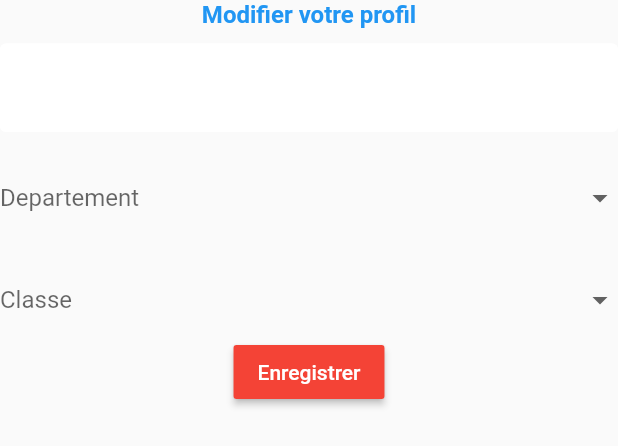
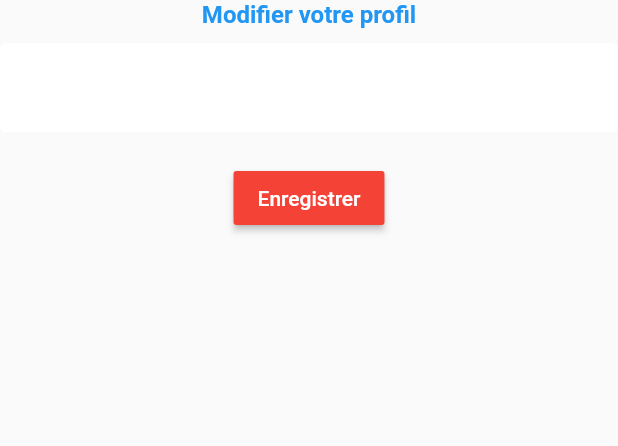
Before and after one commit to Diewrine/Projet_trans_dic2, a Flutter app: the EditEtudiantOwnForm widget shown alone on an empty page, opened directly with empty values, on a phone screen of 412 x 824 dp. Shown: the top 446 px of the screen. Run offline on Flutter 3.47's test engine with Material 2 defaults, Android fonts, the phone set to English and light mode, and no system bars; our stand-ins replace cloud_firestore, firebase_auth, flutter_spinkit; accounts and stored records are empty.

Commit message:
2nd edit modification

```diff
--- a/lib/screens/home/widgets/EditProfil/widgets/editEtudiantOwnForm.dart
+++ b/lib/screens/home/widgets/EditProfil/widgets/editEtudiantOwnForm.dart
@@ -62,46 +62,6 @@ class _EditEtudiantOwnFormState extends State<EditEtudiantOwnForm> {
             SizedBox(
               height: 20.0,
             ),
-            DropdownButtonFormField(
-                decoration: InputDecoration(
-                  border: InputBorder.none,
-                  hintText: "Departement ",
-                  hintStyle: TextStyle(
-                    color: Colors.grey,
-                  ),
-                ),
-                value: currentDepartment,
-                items: departments.map((dept) {
-                  return DropdownMenuItem(
-                    value: dept,
-                    child: Text('$dept'),
-                  );
-                }).toList(),
-                onChanged: (String val) {
-                  currentDepartment = val;
-                }),
-            SizedBox(
-              height: 20.0,
-            ),
-            DropdownButtonFormField(
-              decoration: InputDecoration(
-                border: InputBorder.none,
-                hintText: "Classe ",
-                hintStyle: TextStyle(
-                  color: Colors.grey,
-                ),
-              ),
-              value: currentClasse,
-              items: classes.map((classe) {
-                return DropdownMenuItem(
-                  value: classe,
-                  child: Text('$classe'),
-                );
-              }).toList(),
-              onChanged: (String val) {
-                currentClasse = val;
-              },
-            ),
             RaisedButton(
                 child: Text(
                   'Enregistrer',
```
